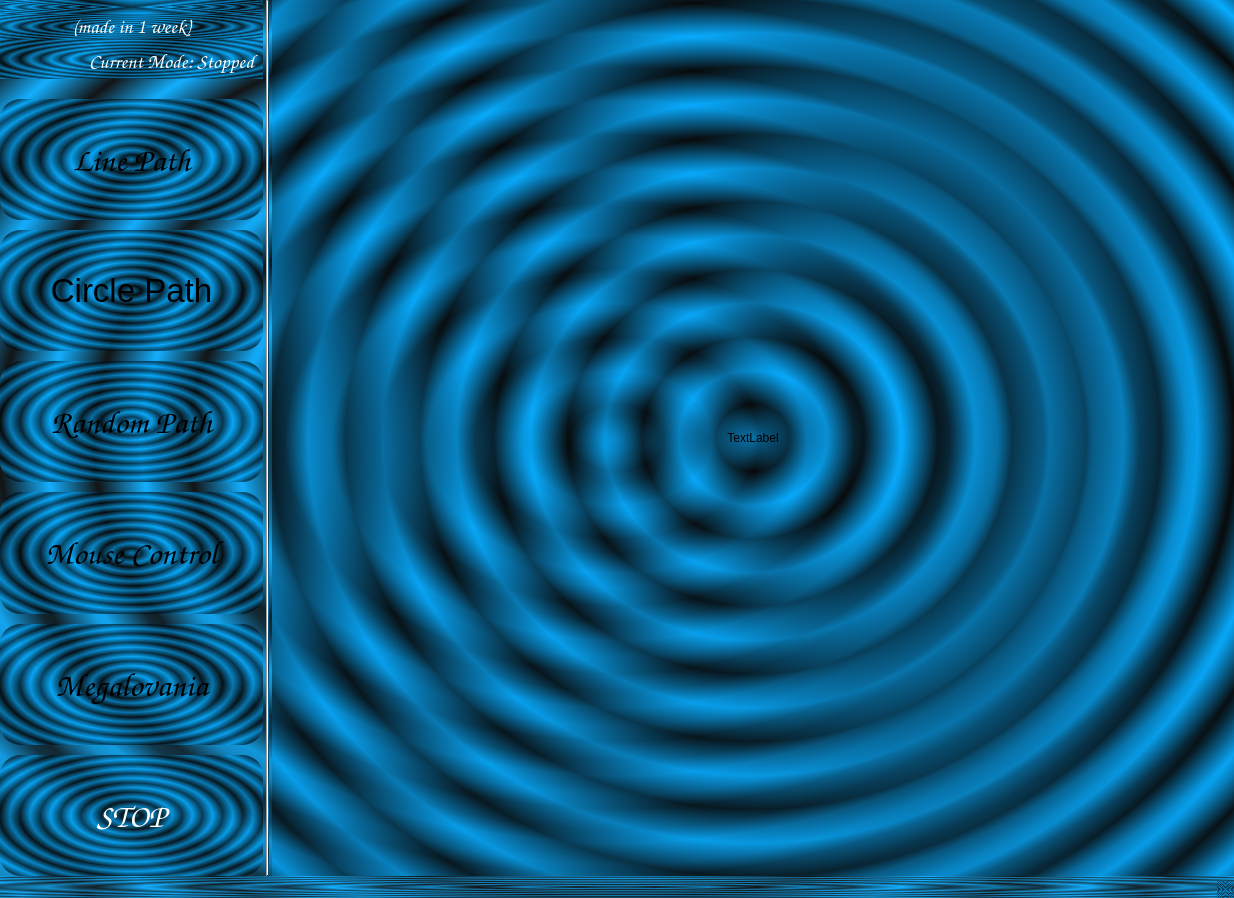
Before: the Qt Designer form better_gui/better_gui.ui in ultrasonic-homies/ultrasonic-holography, drawn with Qt 5.
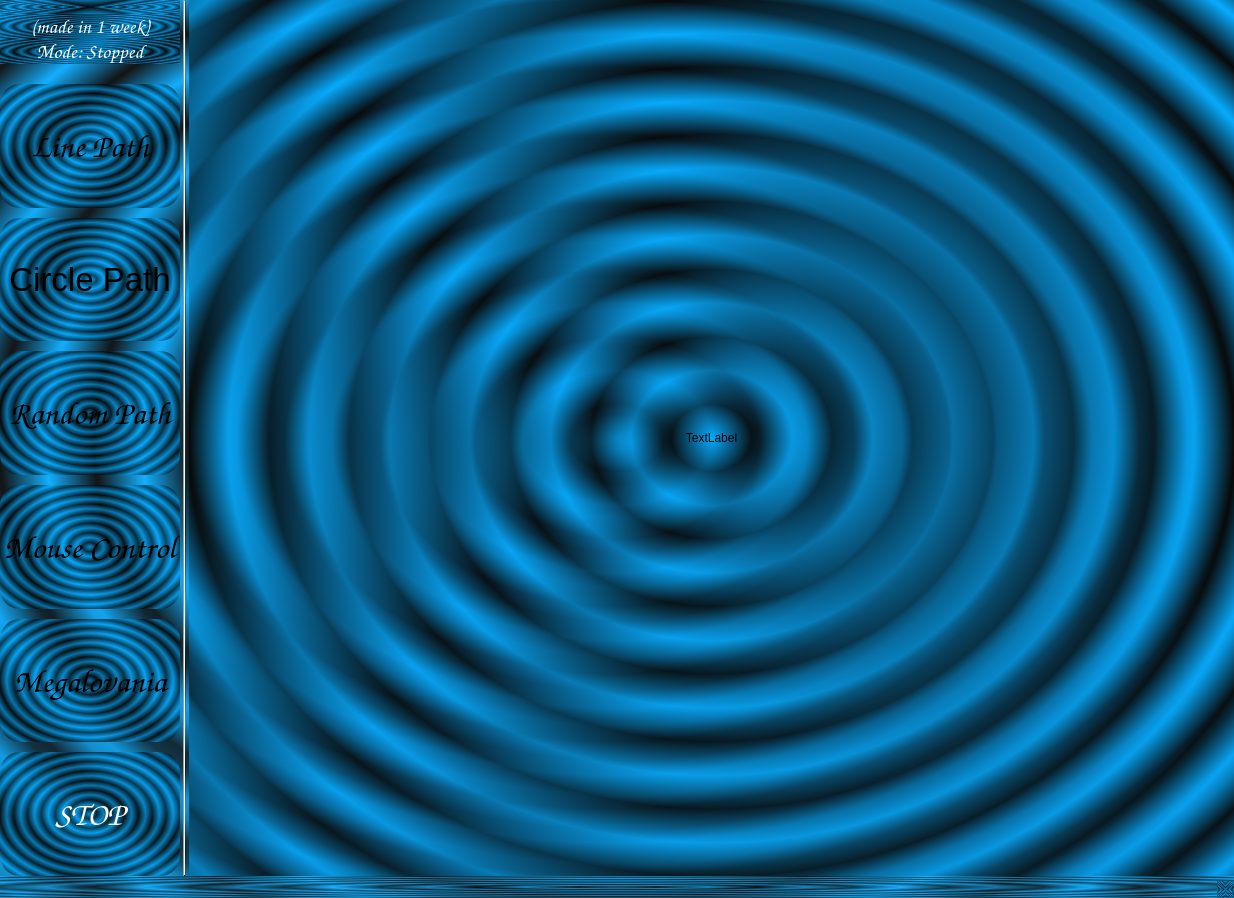
After: the same form once the commit is applied. Icons and pictures are not drawn.

Commit message: name things better, center mode text

The edit to the form file:
```diff
--- a/better_gui/better_gui.ui
+++ b/better_gui/better_gui.ui
@@ -105,11 +105,14 @@
          <enum>Qt::LeftToRight</enum>
         </property>
         <property name="styleSheet">
-         <string notr="true">padding: 10px 0px 5px 85px ;
+         <string notr="true">
 color: white;</string>
         </property>
         <property name="text">
-         <string>Current Mode: Stopped</string>
+         <string>Mode: Stopped</string>
+        </property>
+        <property name="alignment">
+         <set>Qt::AlignCenter</set>
         </property>
         <property name="margin">
          <number>0</number>
```
Left out of the diff: 14 changed lines with no effect on the pictures. The commit also changes 1 other file.
